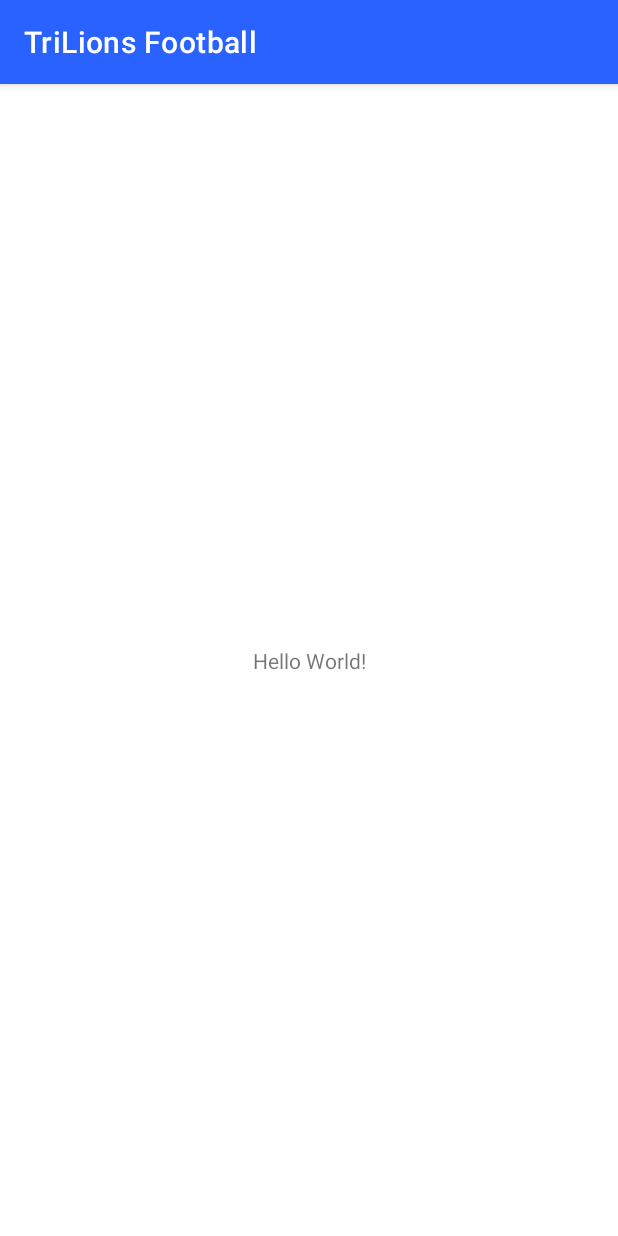
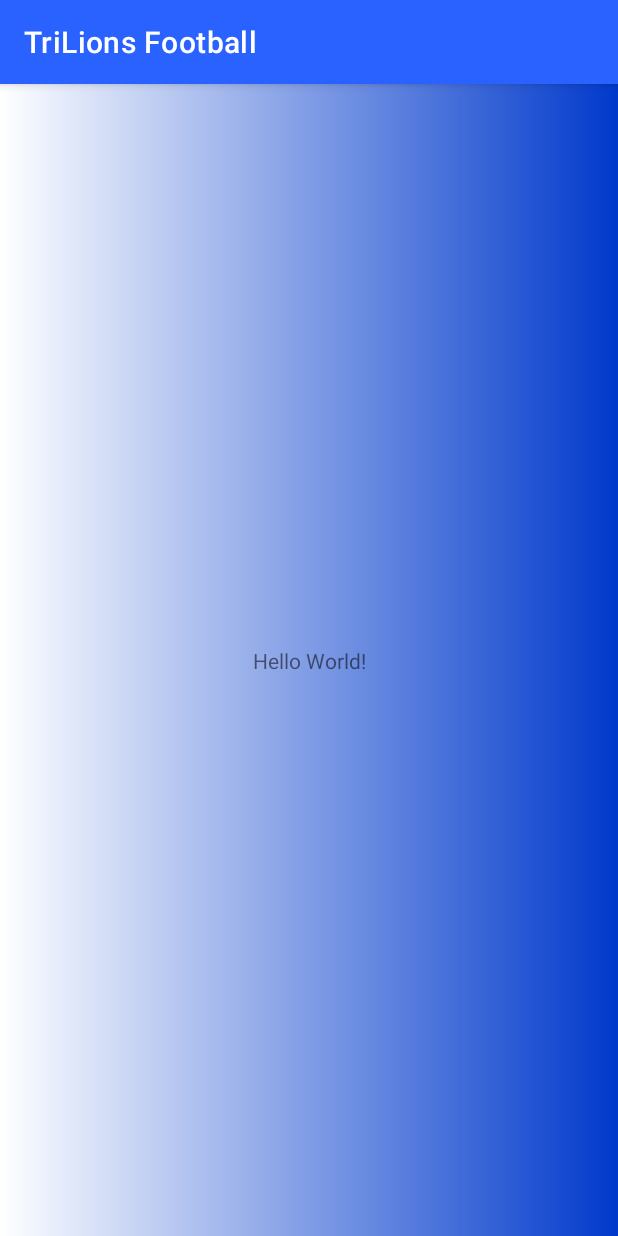
Before and after one commit to erikrios/trilions-football, an Android app: the MainActivity screen opened directly, with no data from a screen before it, on a phone screen of 412 x 824 dp. Run offline under Robolectric (Android 15) with nearby library versions, the phone set to English and light mode, and no system bars.

Commit message:
Create dimens.xml file

```diff
--- a/app/src/main/res/layout/activity_main.xml
+++ b/app/src/main/res/layout/activity_main.xml
@@ -4,6 +4,7 @@
     xmlns:tools="http://schemas.android.com/tools"
     android:layout_width="match_parent"
     android:layout_height="match_parent"
+    android:background="@drawable/bg_splash_screen"
     tools:context=".ui.main.view.MainActivity">
 
     <TextView
--- /dev/null
+++ b/app/src/main/res/values/dimens.xml
@@ -0,0 +1,6 @@
+<?xml version="1.0" encoding="utf-8"?>
+<resources>
+    <dimen name="activity_vertical_margin">16dp</dimen>
+    <dimen name="activity_horizontal_margin">16dp</dimen>
+    <dimen name="activity_padding">16dp</dimen>
+</resources>
```
